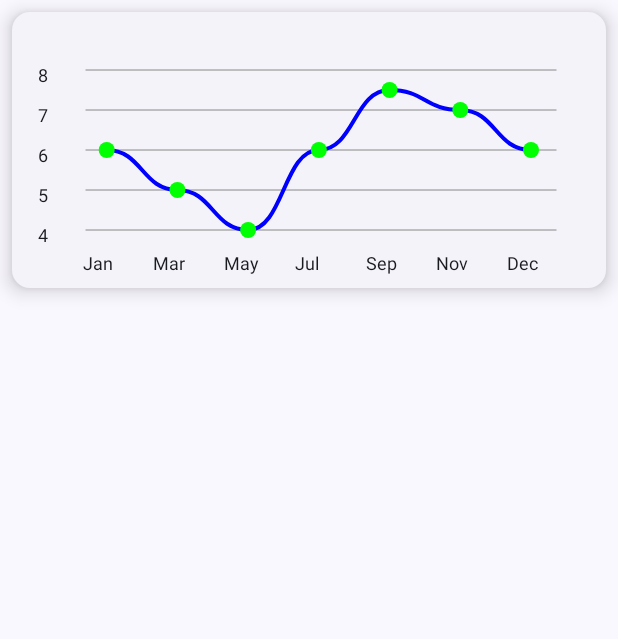
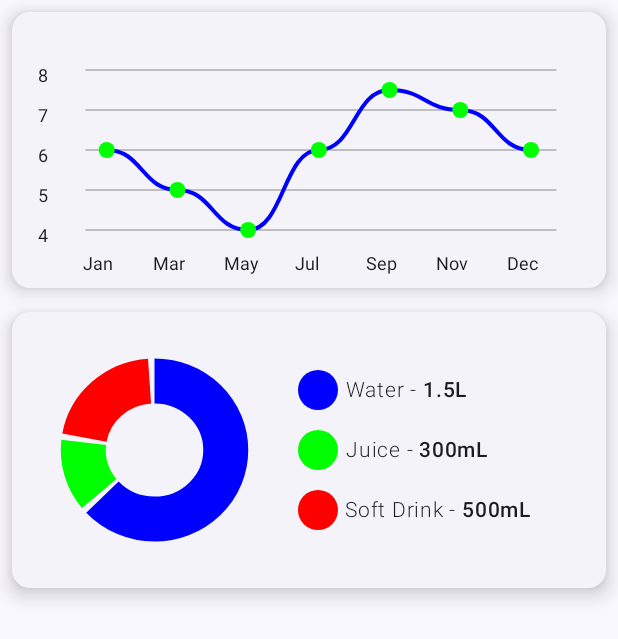
Before and after one commit to basakjeet08/Chart-Library, an Android app built with Jetpack Compose: the screen it shows after launch (MainActivity), on a phone screen of 412 x 824 dp. Shown: the top 639 px of the screen. Run offline under Robolectric (Android 15) with nearby library versions, the phone set to English and light mode, and no system bars.

Commit message:
feat - Donut Chart Initial prototype

```diff
--- a/app/src/main/java/com/dev/anirban/chartlibrary/MainActivity.kt
+++ b/app/src/main/java/com/dev/anirban/chartlibrary/MainActivity.kt
@@ -16,6 +16,8 @@ import androidx.compose.ui.Modifier
 import androidx.compose.ui.graphics.Color
 import androidx.compose.ui.graphics.toArgb
 import androidx.compose.ui.unit.dp
+import com.dev.anirban.chartlibrary.charts.donutchart.DonutChart
+import com.dev.anirban.chartlibrary.charts.donutchart.DonutChartData
 import com.dev.anirban.chartlibrary.charts.linechart.LineChart
 import com.dev.anirban.chartlibrary.charts.linechart.LineChartData
 import com.dev.anirban.chartlibrary.charts.linechart.LineChartDecoration
@@ -65,7 +67,31 @@ class MainActivity : ComponentActivity() {
                             LineChart(
                                 lineChartData,
                                 lineChartDecoration
-                            ).BuildGraph()
+                            ).BuildChart()
+                        }
+
+                        ElevatedCard(
+                            modifier = Modifier
+                                .height(200.dp)
+                                .fillMaxWidth()
+                                .padding(8.dp),
+                            elevation = CardDefaults.cardElevation(8.dp),
+                        ) {
+                            DonutChart(
+                                donutChartData = DonutChartData(
+                                    itemsList = listOf(
+                                        Pair("Water", 1500.0f),
+                                        Pair("Juice", 300.0f),
+                                        Pair("Soft Drink", 500.0f)
+                                    )
+                                ),
+                                colorList = listOf(
+                                    Color.Blue,
+                                    Color.Green,
+                                    Color.Red
+                                ),
+                                unit = "mL"
+                            ).BuildChart()
                         }
                     }
                 }
--- /dev/null
+++ b/app/src/main/java/com/dev/anirban/chartlibrary/charts/donutchart/DonutChart.kt
@@ -0,0 +1,166 @@
+package com.dev.anirban.chartlibrary.charts.donutchart
+
+import androidx.compose.foundation.Canvas
+import androidx.compose.foundation.layout.Arrangement
+import androidx.compose.foundation.layout.Box
+import androidx.compose.foundation.layout.Column
+import androidx.compose.foundation.layout.Row
+import androidx.compose.foundation.layout.defaultMinSize
+import androidx.compose.foundation.layout.fillMaxWidth
+import androidx.compose.foundation.layout.height
+import androidx.compose.foundation.layout.padding
+import androidx.compose.foundation.layout.size
+import androidx.compose.foundation.layout.width
+import androidx.compose.material3.Text
+import androidx.compose.runtime.Composable
+import androidx.compose.ui.Alignment
+import androidx.compose.ui.Modifier
+import androidx.compose.ui.draw.drawBehind
+import androidx.compose.ui.geometry.Offset
+import androidx.compose.ui.geometry.Size
+import androidx.compose.ui.geometry.center
+import androidx.compose.ui.graphics.Color
+import androidx.compose.ui.graphics.drawscope.DrawScope
+import androidx.compose.ui.graphics.drawscope.Stroke
+import androidx.compose.ui.text.font.FontWeight
+import androidx.compose.ui.text.style.TextAlign
+import androidx.compose.ui.unit.Dp
+import androidx.compose.ui.unit.dp
+import androidx.compose.ui.unit.sp
+
+class DonutChart(
+    private val donutChartData: DonutChartData,
+    private val colorList: List<Color>,
+    private val unit: String
+) {
+
+    private fun DrawScope.drawPieChart(
+        componentSize: Size,
+        colorList: List<Color>
+    ) {
+
+        // This is used to define the sweep angle of each and every Floating Data
+        var currentSweepAngle = 270f
+
+        // Drawing all the arcs
+        donutChartData.sweepAngles.forEachIndexed { index, fl ->
+
+            //This function draws the Arc
+            drawArc(
+                color = colorList[index],
+                startAngle = currentSweepAngle,
+                sweepAngle = fl,
+                useCenter = false,
+                size = componentSize,
+                style = Stroke(
+                    width = 45f
+                ),
+                topLeft = Offset(
+                    x = (size.width - componentSize.width) / 2f,
+                    y = (size.height - componentSize.height) / 2f
+                )
+            )
+
+            // Marking the sweep angle for the next Floating Item
+            currentSweepAngle += fl + 4f
+        }
+    }
+
+    @Composable
+    fun BuildChart(
+        modifier: Modifier = Modifier,
+        height: Dp = 190.dp
+    ) {
+
+        // It separates the Chart and its reading Items and color coding
+        Row(
+            modifier = modifier
+                .fillMaxWidth()
+                .height(height)
+                .defaultMinSize(minWidth = Dp.Infinity, minHeight = height)
+        ) {
+
+            // This contains the Pie Chart Graph
+            Box(
+                modifier = Modifier
+                    .width(height)
+                    .height(height)
+                    .drawBehind {
+
+                        // Size of the chart (We are taking a bit less than the Canvas to make it look good)
+                        val chartSize = size / 2f
+
+                        // This draws the Pie Chart Graph
+                        drawPieChart(
+                            componentSize = chartSize,
+                            colorList = colorList
+                        )
+                    }
+            )
+
+            // This UI contains all the Items given and their values and color codes
+            Column(
+                modifier = Modifier
+                    .weight(1f)
+                    .defaultMinSize(minHeight = height, minWidth = Dp.Infinity),
+                verticalArrangement = Arrangement.Center,
+                horizontalAlignment = Alignment.CenterHorizontally
+            ) {
+
+                // Drawing the Color Code and writing the Text of the UI
+                donutChartData.itemsList.forEachIndexed { it, pair ->
+
+                    Row(
+                        modifier = Modifier
+                            .fillMaxWidth()
+                            .padding(top = 4.dp, bottom = 4.dp),
+                        verticalAlignment = Alignment.CenterVertically
+                    ) {
+
+                        // Drawing the small circles(color codes)
+                        Canvas(
+                            modifier = Modifier
+                                .padding(4.dp)
+                                .size(20.dp)
+                        ) {
+
+                            // This function draws the Color codes circles
+                            drawCircle(
+                                colorList[it],
+                                radius = 20f,
+                                center = size.center
+                            )
+                        }
+
+                        // Item Name
+                        Text(
+                            text = "${pair.first} - ",
+                            modifier = Modifier
+                                .padding(top = 4.dp, bottom = 4.dp, start = 4.dp),
+
+                            // Text Features
+                            textAlign = TextAlign.Center,
+                            fontSize = 14.sp,
+                            fontWeight = FontWeight.W300
+                        )
+
+                        // Checking if the data should be displayed in SI unit or Cgs
+                        val value =
+                            if (pair.second >= 1000) pair.second / 1000.0f else pair.second.toInt()
+                        val reconsideredUnit = if (pair.second >= 1000) "L" else unit
+
+                        // Item Value
+                        Text(
+                            text = "$value$reconsideredUnit",
+
+                            // Text Features
+                            textAlign = TextAlign.Center,
+                            fontSize = 14.sp,
+                            fontWeight = FontWeight.W500
+                        )
+                    }
+                }
+            }
+        }
+    }
+}
--- /dev/null
+++ b/app/src/main/java/com/dev/anirban/chartlibrary/charts/donutchart/DonutChartData.kt
@@ -0,0 +1,47 @@
+package com.dev.anirban.chartlibrary.charts.donutchart
+
+class DonutChartData(
+    val itemsList: List<Pair<String, Float>>
+) {
+    val sweepAngles : MutableList<Float> = mutableListOf()
+
+    init {
+        calculate()
+    }
+
+    private fun calculate() {
+
+        // List of all the Floating Numbers which will be used to display Chart
+        val valueList: MutableList<Float> = mutableListOf()
+
+        // Initializing the List
+        itemsList.forEachIndexed { _, pair ->
+            valueList.add(pair.second)
+        }
+
+        // Total of the Data
+        var total = 0f
+
+        // Calculating Total
+        valueList.forEach {
+            total += it
+        }
+
+        // Calculating the SweepAngles
+        valueList.forEach { fl ->
+
+            val percentage = (fl / total)
+
+            /**
+             * some value is subtracted because according to the UI there shall be some free space
+             * between each graph.
+             *
+             * Free Space = Some Angles shall be subtracted so that
+             *
+             * We are taking a 4f minus between each and every Floating Datas
+             */
+            val angle = percentage * (360f - (valueList.size * 4f))
+            sweepAngles.add(angle)
+        }
+    }
+}
--- a/app/src/main/java/com/dev/anirban/chartlibrary/charts/linechart/LineChart.kt
+++ b/app/src/main/java/com/dev/anirban/chartlibrary/charts/linechart/LineChart.kt
@@ -184,7 +184,7 @@ class LineChart<T>(
      * This is the only function which is public and it starts building the graph when called
      */
     @Composable
-    fun BuildGraph(
+    fun BuildChart(
         modifier: Modifier = Modifier,
         height: Dp = 200.dp
     ) {
```
